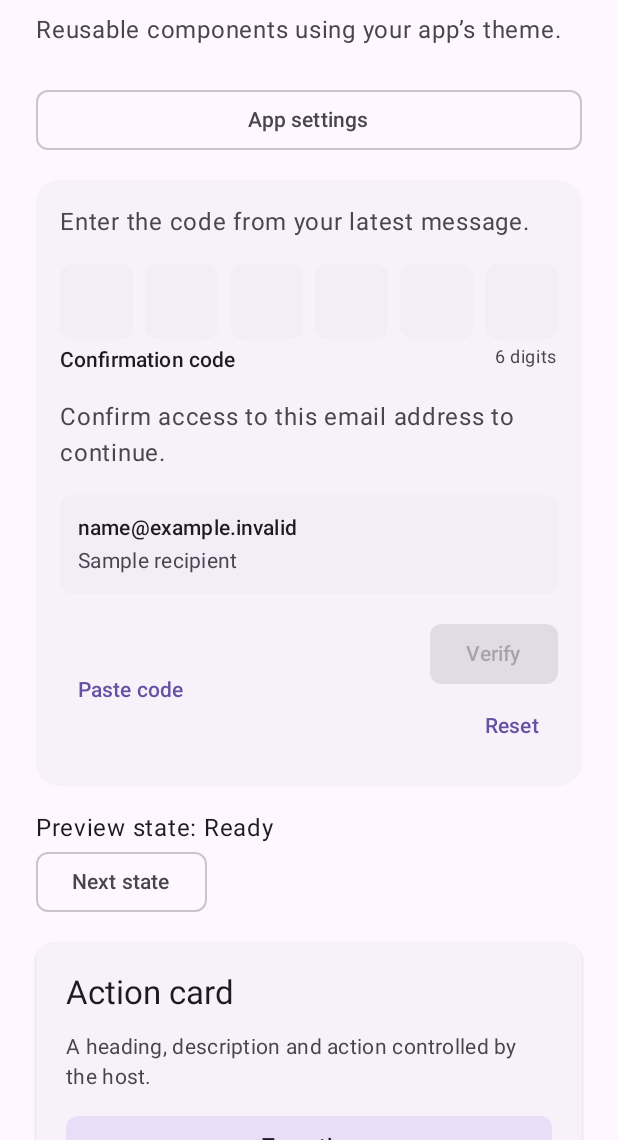
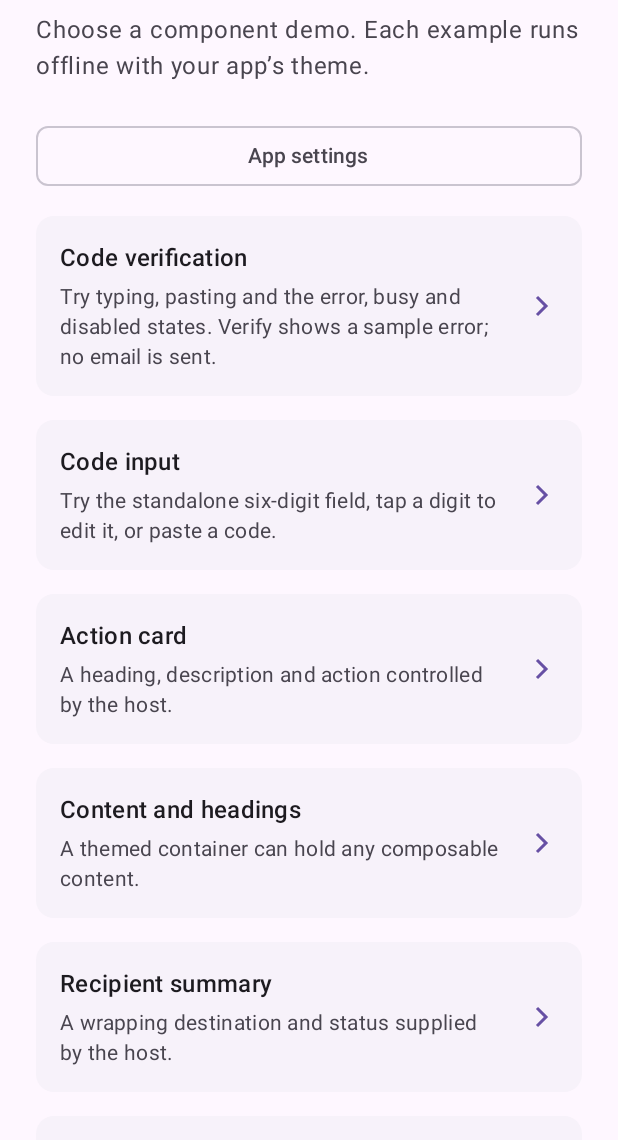
Before and after one commit to lambdawalker/android.ui.common, an Android app built with Jetpack Compose: the screen it shows after launch (MainActivity), on a phone screen of 412 x 824 dp, the part 96-1236 px from its top. Run offline under Robolectric (Android 15) with nearby library versions, the phone set to English and light mode, and no system bars.

Commit message:
Add a demo list and dedicated component example screens

```diff
--- /dev/null
+++ b/app/src/main/kotlin/com/apexfission/android/ui/common/sample/ComponentDemos.kt
@@ -0,0 +1,153 @@
+package com.apexfission.android.ui.common.sample
+
+import android.content.res.Configuration
+import androidx.activity.compose.BackHandler
+import androidx.annotation.StringRes
+import androidx.compose.foundation.layout.*
+import androidx.compose.foundation.lazy.items
+import androidx.compose.material3.*
+import androidx.compose.runtime.*
+import androidx.compose.runtime.saveable.rememberSaveable
+import androidx.compose.runtime.saveable.rememberSaveableStateHolder
+import androidx.compose.ui.Alignment
+import androidx.compose.ui.Modifier
+import androidx.compose.ui.res.painterResource
+import androidx.compose.ui.res.stringResource
+import androidx.compose.ui.tooling.preview.Preview
+import androidx.compose.ui.unit.dp
+import com.apexfission.android.ui.common.*
+
+internal enum class ComponentDemo(@param:StringRes val title: Int, @param:StringRes val description: Int) {
+    Verification(R.string.verification, R.string.verification_demo_description),
+    CodeInput(R.string.code_input_demo, R.string.code_input_demo_description),
+    Action(R.string.action_title, R.string.action_body),
+    Content(R.string.content_demo, R.string.content_body),
+    Recipient(R.string.recipient_demo, R.string.recipient_demo_description),
+    EmptyState(R.string.empty_demo, R.string.empty_body),
+}
+
+/** Navigation and example state belong to the unpublished sample, never the library. */
+@Composable
+internal fun ComponentDemoApp(onOpenSettings: () -> Unit) {
+    var selected by rememberSaveable { mutableStateOf<ComponentDemo?>(null) }
+    val catalogState = rememberSaveableStateHolder()
+    BackHandler(enabled = selected != null) { selected = null }
+    val demo = selected
+    if (demo == null) {
+        catalogState.SaveableStateProvider("catalog") {
+            ComponentCatalog(onOpenDemo = { selected = it }, onOpenSettings = onOpenSettings)
+        }
+    } else key(demo) {
+        ComponentDemoScreen(demo, onBack = { selected = null }, onOpenSettings = onOpenSettings)
+    }
+}
+
+@Composable
+internal fun ComponentCatalog(onOpenDemo: (ComponentDemo) -> Unit = {}, onOpenSettings: () -> Unit = {}) {
+    CatalogScreen(title = stringResource(R.string.app_name), description = stringResource(R.string.catalog_description),
+        headerActions = { DemoHeaderActions(onOpenSettings) }) {
+        items(ComponentDemo.entries, key = { it.name }) { demo ->
+            Card(onClick = { onOpenDemo(demo) }, modifier = Modifier.fillMaxWidth(),
+                shape = MaterialTheme.shapes.medium,
+                colors = CardDefaults.cardColors(containerColor = MaterialTheme.colorScheme.surfaceContainerLow)) {
+                Row(Modifier.padding(16.dp), horizontalArrangement = Arrangement.spacedBy(12.dp),
+                    verticalAlignment = Alignment.CenterVertically) {
+                    Column(Modifier.weight(1f), verticalArrangement = Arrangement.spacedBy(4.dp)) {
+                        Text(stringResource(demo.title), style = MaterialTheme.typography.titleMedium)
+                        Text(stringResource(demo.description), style = MaterialTheme.typography.bodyMedium,
+                            color = MaterialTheme.colorScheme.onSurfaceVariant)
+                    }
+                    Icon(painterResource(R.drawable.demo_chevron), contentDescription = null,
+                        modifier = Modifier.size(24.dp), tint = MaterialTheme.colorScheme.primary)
+                }
+            }
+        }
+    }
+}
+
+@Composable
+private fun DemoHeaderActions(onOpenSettings: () -> Unit, onBack: (() -> Unit)? = null) {
+    Column(verticalArrangement = Arrangement.spacedBy(8.dp)) {
+        if (onBack != null) TextButton(onClick = onBack, shape = MaterialTheme.shapes.small) {
+            Icon(painterResource(R.drawable.demo_back), contentDescription = null)
+            Spacer(Modifier.width(8.dp))
+            Text(stringResource(R.string.back_to_demos))
+        }
+        OutlinedButton(onClick = onOpenSettings, modifier = Modifier.fillMaxWidth(), shape = MaterialTheme.shapes.small) {
+            Text(stringResource(R.string.app_settings))
+        }
+    }
+}
+
+/** Each screen is an offline, caller-owned example with a fresh state when reopened. */
+@Composable
+internal fun ComponentDemoScreen(demo: ComponentDemo, onBack: () -> Unit = {}, onOpenSettings: () -> Unit = {}) {
+    var code by rememberSaveable { mutableStateOf("") }
+    var mode by rememberSaveable { mutableIntStateOf(0) }
+    var clicked by rememberSaveable { mutableStateOf(false) }
+    val modeLabel = stringResource(listOf(R.string.mode_normal, R.string.mode_error, R.string.mode_busy, R.string.mode_disabled)[mode])
+    CatalogScreen(title = stringResource(demo.title), description = stringResource(demo.description),
+        headerActions = { DemoHeaderActions(onOpenSettings, onBack) },
+        showEmptyState = demo == ComponentDemo.EmptyState,
+        emptyState = { EmptyStateCard(stringResource(R.string.empty_title), stringResource(R.string.empty_body)) }) {
+        when (demo) {
+            ComponentDemo.Verification -> {
+                item {
+                    CodeVerificationCard(
+                        details = VerificationCardDetails(stringResource(if (mode == 1) R.string.incorrect_code else R.string.code_length),
+                            stringResource(R.string.explanation), stringResource(R.string.recipient_status)),
+                        value = code, onValueChange = { code = it; if (mode == 1) mode = 0 },
+                        codeLabel = stringResource(R.string.code_label),
+                        codeContentDescription = stringResource(R.string.code_description),
+                        pasteLabel = stringResource(R.string.paste),
+                        instructions = stringResource(R.string.instructions), recipient = "name@example.invalid",
+                        enabled = mode != 3,
+                        errorMessage = if (mode == 1) stringResource(R.string.error) else null,
+                        busyMessage = if (mode == 2) stringResource(R.string.busy) else null,
+                        actions = {
+                            Button(onClick = { mode = 1 }, enabled = mode != 2 && mode != 3 && code.length == 6,
+                                shape = MaterialTheme.shapes.small) { Text(stringResource(R.string.verify)) }
+                            TextButton(onClick = { code = ""; mode = 0 }, shape = MaterialTheme.shapes.small) {
+                                Text(stringResource(R.string.reset))
+                            }
+                        },
+                    )
+                }
+                item {
+                    Text(stringResource(R.string.state_label, modeLabel))
+                    OutlinedButton(onClick = { mode = (mode + 1) % 4 }, shape = MaterialTheme.shapes.small) {
+                        Text(stringResource(R.string.next_state))
+                    }
+                }
+            }
+            ComponentDemo.CodeInput -> item {
+                ContentCard {
+                    SectionHeading(stringResource(R.string.code_label))
+                    OneTimeCodeField(code, { code = it }, stringResource(R.string.code_description),
+                        pasteLabel = stringResource(R.string.paste))
+                    TextButton(onClick = { code = "" }, shape = MaterialTheme.shapes.small) { Text(stringResource(R.string.reset)) }
+                }
+            }
+            ComponentDemo.Action -> item {
+                ActionCard(stringResource(R.string.action_title), stringResource(R.string.action_body),
+                    stringResource(if (clicked) R.string.clicked else R.string.open), { clicked = !clicked })
+            }
+            ComponentDemo.Content -> item {
+                ContentCard {
+                    SectionHeading(stringResource(R.string.content_title))
+                    Text(stringResource(R.string.content_body))
+                }
+            }
+            ComponentDemo.Recipient -> item {
+                VerificationRecipientRow("name@example.invalid", stringResource(R.string.recipient_status))
+            }
+            ComponentDemo.EmptyState -> Unit
+        }
+    }
+}
+
+@Preview(name = "sample-light", widthDp = 393, heightDp = 900)
+@Preview(name = "sample-dark", widthDp = 393, heightDp = 900, uiMode = Configuration.UI_MODE_NIGHT_YES)
+@Preview(name = "sample-spanish-large", widthDp = 320, heightDp = 900, locale = "es", fontScale = 1.5f)
+@Composable
+internal fun ComponentCatalogPreview() { SampleTheme { ComponentCatalog() } }
--- a/app/src/main/kotlin/com/apexfission/android/ui/common/sample/MainActivity.kt
+++ b/app/src/main/kotlin/com/apexfission/android/ui/common/sample/MainActivity.kt
@@ -1,6 +1,5 @@
 package com.apexfission.android.ui.common.sample
 
-import android.content.res.Configuration
 import android.content.Intent
 import android.net.Uri
 import android.provider.Settings
@@ -9,20 +8,14 @@ import androidx.activity.ComponentActivity
 import androidx.activity.compose.setContent
 import androidx.activity.enableEdgeToEdge
 import androidx.compose.foundation.isSystemInDarkTheme
-import androidx.compose.foundation.layout.*
 import androidx.compose.material3.*
 import androidx.compose.runtime.*
-import androidx.compose.runtime.saveable.rememberSaveable
-import androidx.compose.ui.Modifier
-import androidx.compose.ui.res.stringResource
-import androidx.compose.ui.tooling.preview.Preview
-import com.apexfission.android.ui.common.*
 
 class MainActivity : ComponentActivity() {
     override fun onCreate(savedInstanceState: Bundle?) {
         super.onCreate(savedInstanceState)
         enableEdgeToEdge()
-        setContent { SampleTheme { ComponentCatalog(onOpenSettings = {
+        setContent { SampleTheme { ComponentDemoApp(onOpenSettings = {
             startActivity(Intent(Settings.ACTION_APPLICATION_DETAILS_SETTINGS, Uri.fromParts("package", packageName, null)))
         }) } }
     }
@@ -32,61 +25,3 @@ class MainActivity : ComponentActivity() {
 internal fun SampleTheme(content: @Composable () -> Unit) {
     MaterialTheme(colorScheme = if (isSystemInDarkTheme()) darkColorScheme() else lightColorScheme(), content = content)
 }
-
-/** Offline stateful demo; callbacks simulate UI state only, never server verification. */
-@Composable
-internal fun ComponentCatalog(onOpenSettings: () -> Unit = {}) {
-    var code by rememberSaveable { mutableStateOf("") }
-    var mode by rememberSaveable { mutableIntStateOf(0) }
-    var clicked by rememberSaveable { mutableStateOf(false) }
-    val modeLabel = stringResource(listOf(R.string.mode_normal, R.string.mode_error, R.string.mode_busy, R.string.mode_disabled)[mode])
-    CatalogScreen(title = stringResource(R.string.app_name), description = stringResource(R.string.catalog_description),
-        headerActions = {
-            OutlinedButton(onClick = onOpenSettings, modifier = Modifier.fillMaxWidth(), shape = MaterialTheme.shapes.small) {
-                Text(stringResource(R.string.app_settings))
-            }
-        }) {
-        item {
-            CodeVerificationCard(
-                details = VerificationCardDetails(stringResource(R.string.code_length),
-                    stringResource(R.string.explanation), stringResource(R.string.recipient_status)),
-                value = code, onValueChange = { code = it },
-                codeLabel = stringResource(R.string.code_label),
-                codeContentDescription = stringResource(R.string.code_description),
-                pasteLabel = stringResource(R.string.paste),
-                instructions = stringResource(R.string.instructions), recipient = "name@example.invalid",
-                enabled = mode != 3,
-                errorMessage = if (mode == 1) stringResource(R.string.error) else null,
-                busyMessage = if (mode == 2) stringResource(R.string.busy) else null,
-                actions = {
-                    Button(onClick = { mode = 1 }, enabled = mode != 2 && mode != 3 && code.length == 6,
-                        shape = MaterialTheme.shapes.small) { Text(stringResource(R.string.verify)) }
-                    TextButton(onClick = { code = ""; mode = 0 }, shape = MaterialTheme.shapes.small) {
-                        Text(stringResource(R.string.reset))
-                    }
-                },
-            )
-        }
-        item {
-            Text(stringResource(R.string.state_label, modeLabel))
-            OutlinedButton(onClick = { mode = (mode + 1) % 4 }, shape = MaterialTheme.shapes.small) {
-                Text(stringResource(R.string.next_state))
-            }
-        }
-        item {
-            ActionCard(stringResource(R.string.action_title), stringResource(R.string.action_body),
-                stringResource(if (clicked) R.string.clicked else R.string.open), { clicked = !clicked })
-        }
-        item { ContentCard {
-            SectionHeading(stringResource(R.string.content_title))
-            Text(stringResource(R.string.content_body))
-        } }
-        item { EmptyStateCard(stringResource(R.string.empty_title), stringResource(R.string.empty_body)) }
-    }
-}
-
-@Preview(name = "sample-light", widthDp = 393, heightDp = 900)
-@Preview(name = "sample-dark", widthDp = 393, heightDp = 900, uiMode = Configuration.UI_MODE_NIGHT_YES)
-@Preview(name = "sample-spanish-large", widthDp = 320, heightDp = 900, locale = "es", fontScale = 1.5f)
-@Composable
-internal fun ComponentCatalogPreview() { SampleTheme { ComponentCatalog() } }
--- /dev/null
+++ b/app/src/main/res/drawable/demo_back.xml
@@ -0,0 +1,5 @@
+<vector xmlns:android="http://schemas.android.com/apk/res/android"
+    android:width="24dp" android:height="24dp" android:viewportWidth="24" android:viewportHeight="24"
+    android:autoMirrored="true">
+    <path android:fillColor="#FF000000" android:pathData="M20,11H7.83l5.59,-5.59L12,4l-8,8 8,8 1.42,-1.41L7.83,13H20z" />
+</vector>
--- /dev/null
+++ b/app/src/main/res/drawable/demo_chevron.xml
@@ -0,0 +1,5 @@
+<vector xmlns:android="http://schemas.android.com/apk/res/android"
+    android:width="24dp" android:height="24dp" android:viewportWidth="24" android:viewportHeight="24"
+    android:autoMirrored="true">
+    <path android:fillColor="#FF000000" android:pathData="M9.29,6.71L14.58,12l-5.29,5.29L10.71,18.71 17.42,12 10.71,5.29z" />
+</vector>
--- a/app/src/main/res/values/strings.xml
+++ b/app/src/main/res/values/strings.xml
@@ -4,7 +4,7 @@
     <string name="explanation">Confirm access to this email address to continue.</string>
     <string name="recipient_status">Sample recipient</string>
     <string name="app_name">UI Common</string>
-    <string name="catalog_description">Reusable components using your app’s theme.</string>
+    <string name="catalog_description">Choose a component demo. Each example runs offline with your app’s theme.</string>
     <string name="verification">Code verification</string>
     <string name="instructions">Enter the code from your latest message.</string>
     <string name="code_label">Confirmation code</string>
@@ -28,4 +28,13 @@
     <string name="mode_error">Error</string>
     <string name="mode_busy">Busy</string>
     <string name="mode_disabled">Disabled</string>
+    <string name="back_to_demos">Back to demos</string>
+    <string name="verification_demo_description">Try typing, pasting and the error, busy and disabled states. Verify shows a sample error; no email is sent.</string>
+    <string name="code_input_demo">Code input</string>
+    <string name="code_input_demo_description">Try the standalone six-digit field, tap a digit to edit it, or paste a code.</string>
+    <string name="content_demo">Content and headings</string>
+    <string name="recipient_demo">Recipient summary</string>
+    <string name="recipient_demo_description">A wrapping destination and status supplied by the host.</string>
+    <string name="empty_demo">Empty state</string>
+    <string name="incorrect_code">Incorrect code</string>
 </resources>
```
Also changed, not shown: 10 other files.
